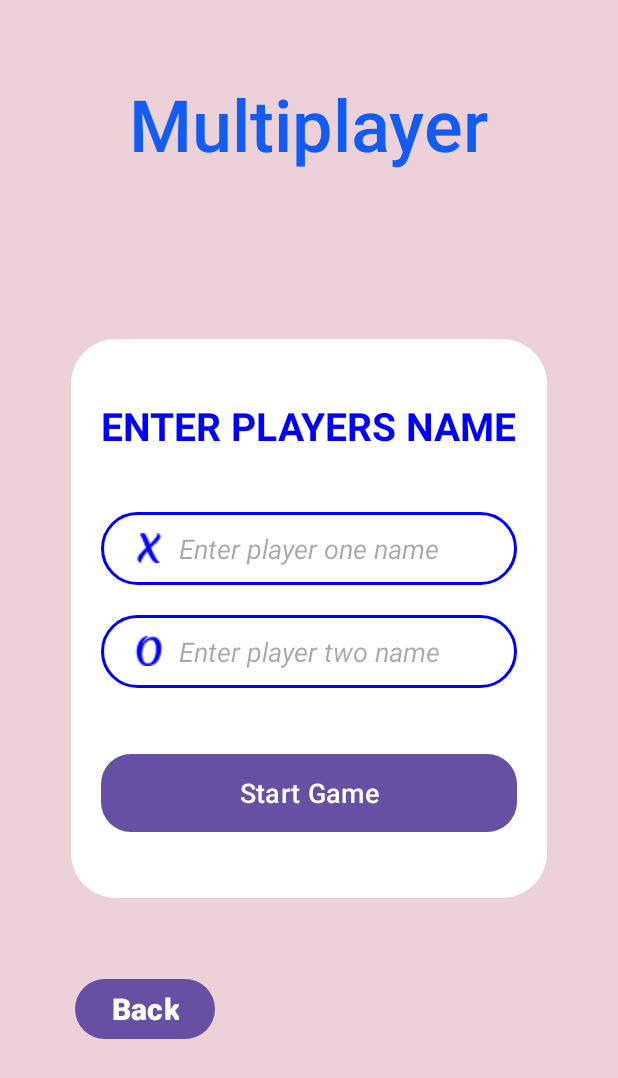
After one commit to GolikAlexey/AndroidStudioEducational, an Android app: the MultiplayerSettings screen opened directly, with no data from a screen before it, on a phone screen of 412 x 824 dp. The commit adds this screen. Shown: the top 1078 px of the screen. Run offline under Robolectric (Android 15) with nearby library versions, the phone set to English and light mode, and no system bars.

Commit message:
Homevork_Game_XO

```diff
--- /dev/null
+++ b/Tictactoe/app/src/main/java/com/example/tic_tac_toe/MultiplayerSettings.java
@@ -0,0 +1,47 @@
+package com.example.tic_tac_toe;
+
+import android.os.Bundle;
+import android.content.Intent;
+import android.view.View;
+import android.widget.Button;
+import android.widget.EditText;
+import android.widget.Toast;
+
+import androidx.appcompat.app.AppCompatActivity;
+
+public class MultiplayerSettings extends AppCompatActivity {
+
+    @Override
+    protected void onCreate(Bundle savedInstanceState) {
+        super.onCreate(savedInstanceState);
+        setContentView(R.layout.activity_multiplayer_settings);
+        EditText playerOne = findViewById(R.id.playerOne);
+        EditText playerTwo = findViewById(R.id.playerTwo);
+        Button startGameButton = findViewById(R.id.startGameButton);
+        Button back = findViewById(R.id.button_back_multiplayer);
+
+        startGameButton.setOnClickListener(new View.OnClickListener() {
+            @Override
+            public void onClick(View v) {
+                String getPlayerOneName = playerOne.getText().toString();
+                String getPlayerTwoName = playerTwo.getText().toString();
+
+                if (getPlayerOneName.isEmpty() || getPlayerTwoName.isEmpty()){
+                    Toast.makeText(MultiplayerSettings.this, "Please enter player name", Toast.LENGTH_SHORT).show();
+                } else {
+                    Intent intent = new Intent(MultiplayerSettings.this, Multiplayer_playing_field.class);
+                    intent.putExtra("playerOne", getPlayerOneName);
+                    intent.putExtra("playerTwo", getPlayerTwoName);
+                    startActivity(intent);
+                }
+            }
+        });
+        back.setOnClickListener(new View.OnClickListener(){
+            @Override
+            public void onClick(View v) {
+                Intent intent = new Intent(MultiplayerSettings.this, MainActivity.class);
+                startActivity(intent);
+            }
+        });
+    }
+}
--- /dev/null
+++ b/Tictactoe/app/src/main/res/drawable/blue_border.xml
@@ -0,0 +1,5 @@
+<?xml version="1.0" encoding="utf-8"?>
+<shape android:shape="rectangle" xmlns:android="http://schemas.android.com/apk/res/android">
+    <stroke android:width="2dp" android:color="@color/blue" />
+    <corners android:radius="30dp" />
+</shape>
--- /dev/null
+++ b/Tictactoe/app/src/main/res/drawable/white_box.xml
@@ -0,0 +1,5 @@
+<?xml version="1.0" encoding="utf-8"?>
+<shape android:shape="rectangle" xmlns:android="http://schemas.android.com/apk/res/android">
+    <solid android:color="@color/white" />
+    <corners android:radius="30dp" />
+</shape>
--- /dev/null
+++ b/Tictactoe/app/src/main/res/layout/activity_multiplayer_settings.xml
@@ -0,0 +1,103 @@
+<?xml version="1.0" encoding="utf-8"?>
+<androidx.constraintlayout.widget.ConstraintLayout xmlns:android="http://schemas.android.com/apk/res/android"
+    xmlns:app="http://schemas.android.com/apk/res-auto"
+    xmlns:tools="http://schemas.android.com/tools"
+    android:id="@+id/multiplayer_settings"
+    android:layout_width="match_parent"
+    android:layout_height="match_parent"
+    tools:context=".MyltiplayerSettings"
+    android:background="#EDD1D9"
+    android:padding="40dp">
+
+    <LinearLayout
+        android:id="@+id/linearLayout"
+        android:layout_width="wrap_content"
+        android:layout_height="wrap_content"
+        android:background="@drawable/white_box"
+        android:orientation="vertical"
+        android:padding="20dp"
+        app:layout_constraintBottom_toBottomOf="parent"
+        app:layout_constraintEnd_toEndOf="parent"
+        app:layout_constraintStart_toStartOf="parent"
+        app:layout_constraintTop_toTopOf="parent">
+
+        <TextView
+            android:id="@+id/textView"
+            android:layout_width="wrap_content"
+            android:layout_height="wrap_content"
+            android:layout_marginTop="20dp"
+            android:text="@string/enter_players_name"
+            android:textAllCaps="true"
+            android:textColor="@color/blue"
+            android:textSize="26sp"
+            android:textStyle="bold" />
+
+        <EditText
+            android:id="@+id/playerOne"
+            android:layout_width="wrap_content"
+            android:layout_height="wrap_content"
+            android:layout_marginTop="40dp"
+            android:autofillHints="no"
+            android:background="@drawable/blue_border"
+            android:drawableStart="@drawable/ic_xicon"
+            android:ems="13"
+            android:hint="@string/enter_player_one_name"
+            android:inputType="text"
+            android:padding="12dp"
+            android:textColor="@color/blue"
+            android:textStyle="italic" />
+
+        <EditText
+            android:id="@+id/playerTwo"
+            android:layout_width="wrap_content"
+            android:layout_height="wrap_content"
+            android:layout_marginTop="20dp"
+            android:autofillHints="no"
+            android:background="@drawable/blue_border"
+            android:drawableStart="@drawable/ic_oicon"
+            android:ems="13"
+            android:hint="@string/enter_player_two_name"
+            android:inputType="text"
+            android:padding="12dp"
+            android:textColor="@color/blue"
+            android:textStyle="italic" />
+
+        <Button
+            android:id="@+id/startGameButton"
+            android:layout_width="match_parent"
+            android:layout_height="60dp"
+            android:layout_marginTop="40dp"
+            android:layout_marginBottom="20dp"
+            android:text="@string/start_game"
+            android:textSize="18sp"
+            app:cornerRadius="20dp" />
+    </LinearLayout>
+
+    <Button
+        android:id="@+id/button_back_multiplayer"
+        android:layout_width="wrap_content"
+        android:layout_height="wrap_content"
+        android:layout_marginStart="10dp"
+        android:layout_marginTop="50dp"
+        android:text="Back"
+        android:textAlignment="center"
+        android:textSize="20sp"
+        android:textStyle="bold"
+        app:layout_constraintStart_toStartOf="parent"
+        app:layout_constraintTop_toBottomOf="@+id/linearLayout" />
+
+    <TextView
+        android:id="@+id/textView2"
+        android:layout_width="wrap_content"
+        android:layout_height="wrap_content"
+        android:layout_marginTop="10dp"
+        android:fontFamily="sans-serif-light"
+        android:text="Multiplayer"
+        android:textColor="#125CF3"
+        android:textSize="48sp"
+        android:textStyle="bold"
+        app:layout_constraintEnd_toEndOf="parent"
+        app:layout_constraintStart_toStartOf="parent"
+        app:layout_constraintTop_toTopOf="parent" />
+
+</androidx.constraintlayout.widget.ConstraintLayout>
--- a/Tictactoe/app/src/main/res/values/colors.xml
+++ b/Tictactoe/app/src/main/res/values/colors.xml
@@ -2,4 +2,6 @@
 <resources>
     <color name="black">#FF000000</color>
     <color name="white">#FFFFFFFF</color>
+    <color name="blue">#0000FF</color>
+    <color name="lavender">#7788FF</color>
 </resources>
--- a/Tictactoe/app/src/main/res/values/strings.xml
+++ b/Tictactoe/app/src/main/res/values/strings.xml
@@ -1,3 +1,7 @@
 <resources>
     <string name="app_name">Tic-tac-toe</string>
+    <string name="enter_players_name">Enter Players Name</string>
+    <string name="enter_player_one_name">Enter player one name</string>
+    <string name="enter_player_two_name">Enter player two name</string>
+    <string name="start_game">Start Game</string>
 </resources>
```
Also changed, not shown: Tictactoe/app/src/main/AndroidManifest.xml (+12 -0 lines), Tictactoe/app/src/main/java/com/example/tic_tac_toe/ComplexPlayingField.java (added, +19 -0 lines), Tictactoe/app/src/main/java/com/example/tic_tac_toe/MainActivity.java (+30 -1 lines), Tictactoe/app/src/main/java/com/example/tic_tac_toe/Multiplayer_playing_field.java (added, +19 -0 lines), Tictactoe/app/src/main/java/com/example/tic_tac_toe/SimplePlayingField.java (added, +19 -0 lines), Tictactoe/app/src/main/res/drawable/black_border.xml (added, +7 -0 lines), Tictactoe/app/src/main/res/layout/activity_complex_playing_field.xml (added, +10 -0 lines), Tictactoe/app/src/main/res/layout/activity_main.xml (+43 -3 lines), Tictactoe/app/src/main/res/layout/activity_multiplayer_playing_field.xml (added, +10 -0 lines), Tictactoe/app/src/main/res/layout/activity_simple_playing_field.xml (added, +10 -0 lines).
